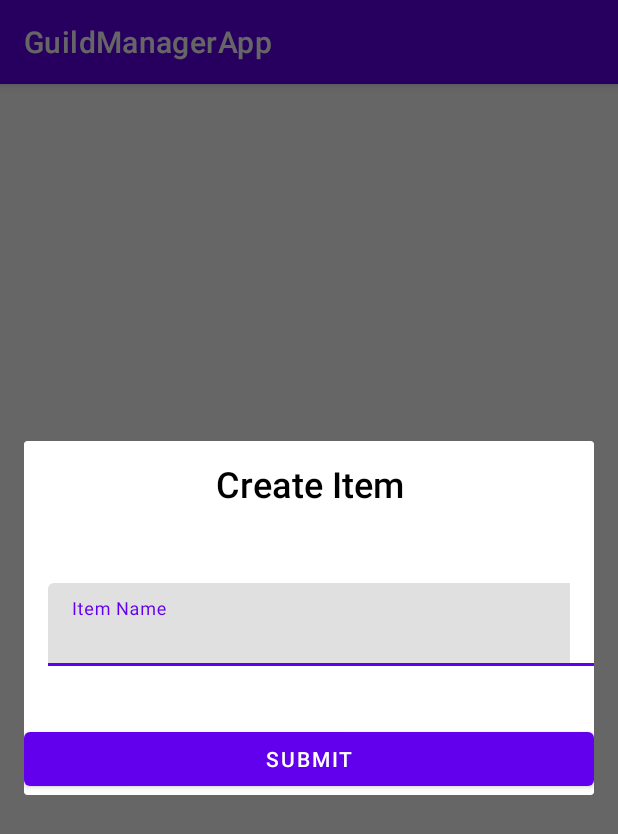
After one commit to AindriuBrennan/GuildAppManager, an Android app: the fragment CreateGearPopupFragment shown on its own in the app's theme, on a phone screen of 412 x 824 dp. The commit adds this screen. Shown: the top 834 px of the screen. Run offline under Robolectric (Android 15) with nearby library versions, the phone set to English and light mode, and no system bars; our stand-ins replace Firebase (no records; nobody signed in at launch, a user with empty details on screens opened directly); libraries missing offline, so code that uses them is left out: org.jetbrains.anko.

Commit message:
REFACTOR
fragment_raid_gear button now brings up mini-menu where users can decide to create gear or a raid. App now supports functionality to create items and save them on the firebase DB

```diff
--- /dev/null
+++ b/app/src/main/java/org/wit/guildmanagerapp/activities/CreateGearPopupFragment.kt
@@ -0,0 +1,66 @@
+package org.wit.guildmanagerapp.activities
+
+import android.os.Bundle
+import android.text.TextUtils
+import android.view.LayoutInflater
+import android.view.View
+import android.view.ViewGroup
+import android.widget.Toast
+import androidx.fragment.app.DialogFragment
+import androidx.lifecycle.Observer
+import androidx.lifecycle.ViewModelProvider
+import kotlinx.android.synthetic.main.fragment_create_loot_popup.*
+import org.jetbrains.anko.AnkoLogger
+import org.jetbrains.anko.info
+import org.wit.guildmanagerapp.R
+import org.wit.guildmanagerapp.models.ItemModel
+
+class CreateGearPopupFragment: DialogFragment(), AnkoLogger {
+
+    private lateinit var  viewModel: ItemViewModel
+
+
+    override fun onCreate(savedInstanceState: Bundle?) {
+        super.onCreate(savedInstanceState)
+    }
+
+    override fun onCreateView(
+        inflater: LayoutInflater,
+        container: ViewGroup?,
+        savedInstanceState: Bundle?
+    ): View? {
+        viewModel = ViewModelProvider(this).get(ItemViewModel::class.java)
+        return inflater.inflate(R.layout.fragment_create_loot_popup, container, false
+        )
+    }
+
+
+    override fun onViewCreated(view: View, savedInstanceState: Bundle?) {
+        super.onViewCreated(view, savedInstanceState)
+
+        viewModel.result.observe(viewLifecycleOwner, Observer {
+            val message = if(it == null) {
+                getString(R.string.item_added)
+            } else {
+                getString(R.string.item_failure, it.message)
+            }
+            Toast.makeText(requireContext(), message, Toast.LENGTH_SHORT).show()
+        })
+
+
+
+        submit_name.setOnClickListener {
+            val name: String = editTextGearName.text.toString()
+            info("button clicked")
+            if(TextUtils.isEmpty(name)) {
+                input_layout_name.error = getString(R.string.field_required_error)
+                return@setOnClickListener
+            }
+
+            val item = ItemModel()
+            item.name = name
+            viewModel.addItem(item)
+
+        }
+    }
+}
--- a/app/src/main/java/org/wit/guildmanagerapp/models/CharacterModel.kt
+++ b/app/src/main/java/org/wit/guildmanagerapp/models/CharacterModel.kt
@@ -1,5 +1,6 @@
 package org.wit.guildmanagerapp.models
 
+import android.content.ClipData
 import com.google.firebase.database.Exclude
 import kotlinx.android.parcel.Parcelize
 import java.time.LocalDate
@@ -12,6 +13,6 @@ data class CharacterModel(
     var name: String = "",
     var race: String? = "",
     var classType: String? = "",
-    var itemsCollected: ArrayList<Item>? = ArrayList(),
+    var itemsCollected: ArrayList<ItemModel>? = ArrayList(),
     var dateCollected: ArrayList<LocalDate>? = ArrayList(),
 )
--- a/app/src/main/java/org/wit/guildmanagerapp/models/ItemModel.kt
+++ b/app/src/main/java/org/wit/guildmanagerapp/models/ItemModel.kt
@@ -1,7 +1,7 @@
 package org.wit.guildmanagerapp.models
 
-class Item (
-    val id: Long? =0,
-    val name: String = "",
+data class ItemModel (
+    var id: String? ="",
+    var name: String = "",
     var playersWithItem: ArrayList<String>? = ArrayList()
 )
--- a/app/src/main/java/org/wit/guildmanagerapp/models/PathContstants.kt
+++ b/app/src/main/java/org/wit/guildmanagerapp/models/PathContstants.kt
@@ -1,3 +1,4 @@
 package org.wit.guildmanagerapp.models
 
 const val NODE_CHARACTERS = "characters"
+const val NODE_ITEMS = "items"
--- /dev/null
+++ b/app/src/main/res/layout/fragment_create_loot_popup.xml
@@ -0,0 +1,45 @@
+<?xml version="1.0" encoding="utf-8"?>
+<LinearLayout xmlns:android="http://schemas.android.com/apk/res/android"
+    xmlns:tools="http://schemas.android.com/tools"
+    android:layout_width="match_parent"
+    android:layout_height="wrap_content"
+    android:layout_weight="0"
+    android:orientation="vertical">
+
+
+    <TextView
+        android:layout_width="match_parent"
+        android:layout_height="wrap_content"
+        android:layout_margin="12dp"
+        android:layout_weight="0.5"
+        android:fontFamily="sans-serif-medium"
+        android:text="Create Item"
+        android:textAlignment="center"
+        android:textColor="@android:color/black"
+        android:textSize="24sp" />
+
+    <com.google.android.material.textfield.TextInputLayout
+        android:id="@+id/input_layout_name"
+        android:layout_width="wrap_content"
+        android:layout_height="131dp"
+        android:layout_weight="0.5"
+        android:padding="16dp">
+
+        <com.google.android.material.textfield.TextInputEditText
+            android:id="@+id/editTextGearName"
+            android:layout_width="387dp"
+            android:layout_height="55dp"
+            android:layout_weight="0.5"
+            android:hint="Item Name" />
+    </com.google.android.material.textfield.TextInputLayout>
+
+    <Button
+        android:id="@+id/submit_name"
+        android:layout_width="match_parent"
+        android:layout_height="wrap_content"
+        android:layout_weight="0.5"
+        android:text="Submit"
+        android:textColor="@android:color/white" />
+
+
+</LinearLayout>
--- a/app/src/main/res/values/strings.xml
+++ b/app/src/main/res/values/strings.xml
@@ -5,4 +5,6 @@
     <string name="field_required_error">Empty Input Invalid!</string>
     <string name="character_added">Character Added Successfully</string>
     <string name="character_failure">Error: %1$s</string>
+    <string name="item_added">Item Added Successfully</string>
+    <string name="item_failure">Error: %1$s</string>
 </resources>
```
Also changed, not shown: app/src/main/java/org/wit/guildmanagerapp/activities/CreateRaidPopupFragment.kt (added, +9 -0 lines), app/src/main/java/org/wit/guildmanagerapp/activities/ItemOrRaidSelectionFragment.kt (added, +33 -0 lines), app/src/main/java/org/wit/guildmanagerapp/activities/ItemViewModel.kt (added, +70 -0 lines), app/src/main/java/org/wit/guildmanagerapp/activities/RaidGearFragment.kt (+14 -0 lines), app/src/main/res/layout/fragment_create_raid_popup.xml (added, +45 -0 lines), app/src/main/res/layout/fragment_item_or_raid.xml (added, +18 -0 lines), app/src/main/res/layout/fragment_raid_gear.xml (+19 -2 lines).
